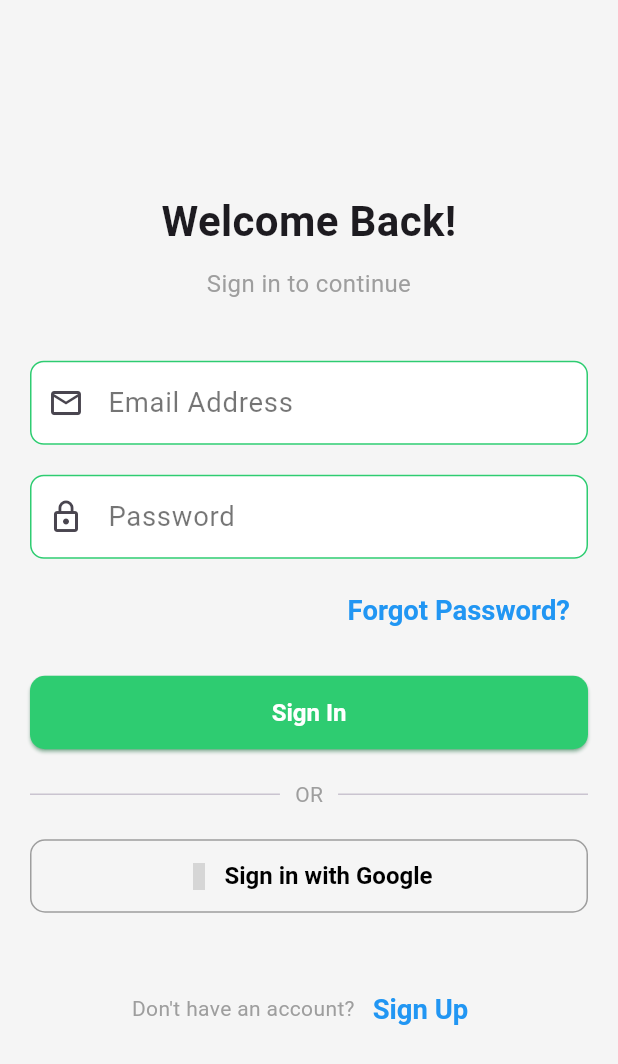
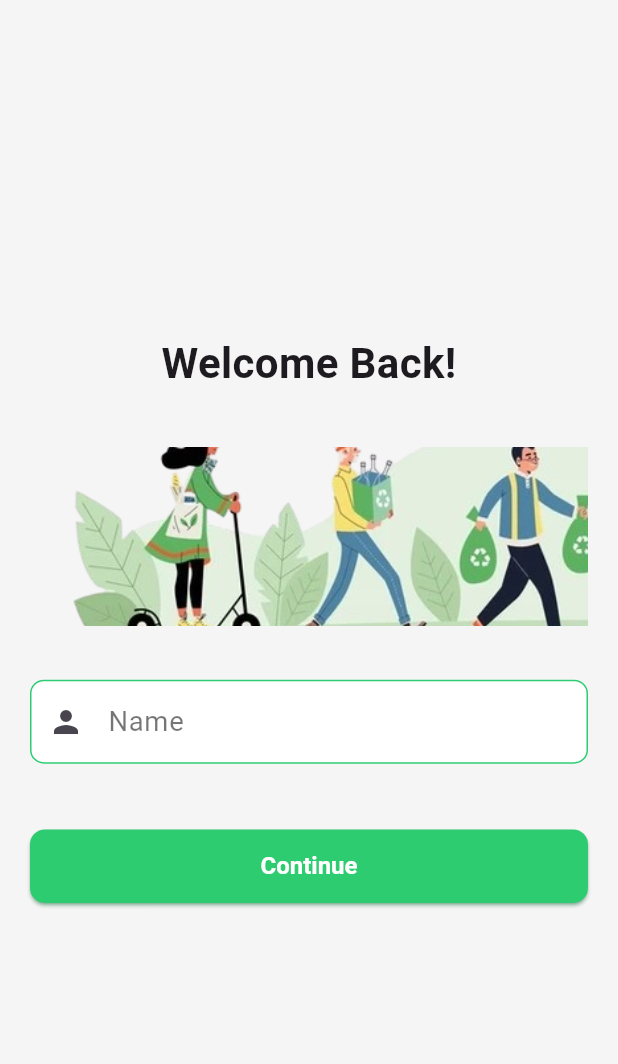
Before and after one commit to EslamKamel89/recycle_ai, a Flutter app: the SignInScreen screen opened directly, on a phone screen of 412 x 824 dp. Shown: the top 1064 px of the screen. Run offline on Flutter 3.47's test engine with Material 3 defaults, Android fonts, the phone set to English and light mode, and no system bars; drawn by our look-alikes of flutter_animate; our stand-ins replace cached_network_image, connectivity_plus, dio, easy_localization, flutter_bloc, flutter_screenutil and 6 more; accounts and stored records are empty; statements that could not run were skipped; grey boxes are pictures that could not be loaded.

Commit message:
splash , onboarding , auth screen

```diff
--- a/lib/core/heleprs/validator.dart
+++ b/lib/core/heleprs/validator.dart
@@ -1,4 +1,4 @@
-String? valdiator({
+String? validator({
   required String? input,
   required String label,
   required bool isRequired,
--- a/lib/core/router/app_routes_names.dart
+++ b/lib/core/router/app_routes_names.dart
@@ -1,4 +1,7 @@
 class AppRoutesNames {
   static const String splashScreen = '/splashScreen';
   static const String uiComponentScreen = '/uiComponentScreen';
+  static const String onBoardingScreen = '/onBoardingScreen';
+  static const String signInScreen = '/signInScreen';
+  static const String homeScreen = '/homeScreen';
 }
--- a/lib/core/screens_example/sign_in_screen/sign_in_screen.dart
+++ /dev/null
@@ -1,138 +0,0 @@
-import 'package:flutter/material.dart';
-import 'package:material_design_icons_flutter/material_design_icons_flutter.dart';
-
-class SignInScreen extends StatelessWidget {
-  const SignInScreen({super.key});
-
-  @override
-  Widget build(BuildContext context) {
-    return Scaffold(
-      body: Center(
-        child: Padding(
-          padding: const EdgeInsets.symmetric(horizontal: 20),
-          child: Column(
-            mainAxisAlignment: MainAxisAlignment.center,
-            crossAxisAlignment: CrossAxisAlignment.stretch,
-            children: [
-              const Text(
-                "Welcome Back!",
-                style: TextStyle(
-                  fontSize: 28,
-                  fontWeight: FontWeight.bold,
-                ),
-                textAlign: TextAlign.center,
-              ),
-              const SizedBox(height: 10),
-              const Text(
-                "Sign in to continue",
-                style: TextStyle(fontSize: 16, color: Colors.grey),
-                textAlign: TextAlign.center,
-              ),
-              const SizedBox(height: 40),
-              TextField(
-                decoration: InputDecoration(
-                  labelText: "Email Address",
-                  prefixIcon: const Icon(Icons.email_outlined),
-                  border: OutlineInputBorder(
-                    borderRadius: BorderRadius.circular(10),
-                  ),
-                ),
-              ),
-              const SizedBox(height: 20),
-              TextField(
-                obscureText: true,
-                decoration: InputDecoration(
-                  labelText: "Password",
-                  prefixIcon: const Icon(Icons.lock_outline),
-                  border: OutlineInputBorder(
-                    borderRadius: BorderRadius.circular(10),
-                  ),
-                ),
-              ),
-              const SizedBox(height: 10),
-              Align(
-                alignment: Alignment.centerRight,
-                child: TextButton(
-                  onPressed: () {
-                    // Handle forgot password
-                  },
-                  child: const Text(
-                    "Forgot Password?",
-                    style: TextStyle(color: Colors.blue),
-                  ),
-                ),
-              ),
-              const SizedBox(height: 20),
-              ElevatedButton(
-                onPressed: () {
-                  // Handle sign-in logic
-                },
-                style: ElevatedButton.styleFrom(
-                  padding: const EdgeInsets.symmetric(vertical: 15),
-                  shape: RoundedRectangleBorder(
-                    borderRadius: BorderRadius.circular(10),
-                  ),
-                ),
-                child: const Text(
-                  "Sign In",
-                  style: TextStyle(fontSize: 16),
-                ),
-              ),
-              const SizedBox(height: 20),
-              const Row(
-                children: [
-                  Expanded(child: Divider(thickness: 1)),
-                  Padding(
-                    padding: EdgeInsets.symmetric(horizontal: 10),
-                    child: Text(
-                      "OR",
-                      style: TextStyle(color: Colors.grey),
-                    ),
-                  ),
-                  Expanded(child: Divider(thickness: 1)),
-                ],
-              ),
-              const SizedBox(height: 20),
-              OutlinedButton.icon(
-                onPressed: () {
-                  // Handle Google sign-in
-                },
-                style: OutlinedButton.styleFrom(
-                  padding: const EdgeInsets.symmetric(vertical: 15),
-                  side: const BorderSide(color: Colors.grey),
-                  shape: RoundedRectangleBorder(
-                    borderRadius: BorderRadius.circular(10),
-                  ),
-                ),
-                icon: Icon(MdiIcons.google),
-                label: const Text(
-                  "Sign in with Google",
-                  style: TextStyle(color: Colors.black, fontSize: 16),
-                ),
-              ),
-              const SizedBox(height: 40),
-              Row(
-                mainAxisAlignment: MainAxisAlignment.center,
-                children: [
-                  const Text(
-                    "Don't have an account?",
-                    style: TextStyle(color: Colors.grey),
-                  ),
-                  TextButton(
-                    onPressed: () {
-                      // Handle navigation to sign-up screen
-                    },
-                    child: const Text(
-                      "Sign Up",
-                      style: TextStyle(color: Colors.blue),
-                    ),
-                  ),
-                ],
-              ),
-            ],
-          ),
-        ),
-      ),
-    );
-  }
-}
--- /dev/null
+++ b/lib/features/auth/view/sign_in_screen.dart
@@ -0,0 +1,230 @@
+import 'dart:async';
+
+import 'package:flutter/material.dart';
+import 'package:flutter_animate/flutter_animate.dart';
+import 'package:flutter_screenutil/flutter_screenutil.dart';
+import 'package:recycle_ai/core/heleprs/validator.dart';
+import 'package:recycle_ai/core/router/app_routes_names.dart';
+import 'package:recycle_ai/core/service_locator/service_locator.dart';
+import 'package:recycle_ai/core/widgets/sizer.dart';
+import 'package:recycle_ai/utils/assets/assets.dart';
+import 'package:shared_preferences/shared_preferences.dart';
+
+class SignInScreen extends StatefulWidget {
+  const SignInScreen({super.key});
+
+  @override
+  State<SignInScreen> createState() => _SignInScreenState();
+}
+
+class _SignInScreenState extends State<SignInScreen> {
+  final TextEditingController _name = TextEditingController();
+  // final TextEditingController _password = TextEditingController();
+  final GlobalKey<FormState> _key = GlobalKey<FormState>();
+
+  final ScrollController _scrollController = ScrollController();
+  late Timer _timer;
+
+  @override
+  void initState() {
+    _startAutoScroll();
+    super.initState();
+  }
+
+  @override
+  void dispose() {
+    _timer.cancel();
+    _scrollController.dispose();
+    super.dispose();
+  }
+
+  _startAutoScroll() {
+    _timer = Timer.periodic(const Duration(milliseconds: 50), (timer) {
+      if (_scrollController.hasClients) {
+        if (_scrollController.offset >= _scrollController.position.maxScrollExtent) {
+          _scrollController.jumpTo(0);
+        } else {
+          _scrollController.animateTo(_scrollController.offset + 5,
+              duration: const Duration(milliseconds: 50), curve: Curves.linear);
+        }
+      }
+    });
+  }
+
+  @override
+  Widget build(BuildContext context) {
+    return Scaffold(
+      body: Center(
+        child: Padding(
+          padding: const EdgeInsets.symmetric(horizontal: 20),
+          child: SingleChildScrollView(
+            child: Form(
+              key: _key,
+              child: Column(
+                mainAxisAlignment: MainAxisAlignment.center,
+                crossAxisAlignment: CrossAxisAlignment.stretch,
+                children: [
+                  const Text(
+                    "Welcome Back!",
+                    style: TextStyle(
+                      fontSize: 28,
+                      fontWeight: FontWeight.bold,
+                    ),
+                    textAlign: TextAlign.center,
+                  ).animate().moveX(duration: 1000.ms, begin: -500.w, end: 0),
+                  SizedBox(height: 30.h),
+                  // Material(
+                  //   elevation: 2,
+                  //   borderRadius: BorderRadius.circular(20.w),
+                  //   child: Container(
+                  //     height: 200.h,
+                  //     clipBehavior: Clip.hardEdge,
+                  //     decoration: BoxDecoration(
+                  //       color: lightClr.primaryColor.withOpacity(0.2),
+                  //       borderRadius: BorderRadius.circular(20.w),
+                  //       // shape: BoxShape.circle,
+                  //     ),
+                  //     // padding: EdgeInsets.symmetric(vertical: 5.h),
+                  //     child: Image.asset(
+                  //       AssetsData.onBoarding_5,
+                  //       fit: BoxFit.fitHeight,
+                  //     ),
+                  //   ),
+                  // ),
+                  SizedBox(
+                    height: 100.h,
+                    child: ListView(
+                      scrollDirection: Axis.horizontal,
+                      controller: _scrollController,
+                      children: [
+                        Image.asset(
+                          AssetsData.scroll,
+                          width: 700.w,
+                          fit: BoxFit.cover,
+                        )
+                      ],
+                    ),
+                  ),
+                  Sizer(height: 30.h),
+
+                  TextFormField(
+                    controller: _name,
+                    decoration: InputDecoration(
+                      labelText: "Name",
+                      prefixIcon: const Icon(Icons.person),
+                      border: OutlineInputBorder(
+                        borderRadius: BorderRadius.circular(10),
+                      ),
+                    ),
+                    validator: (value) => validator(input: value, label: 'Name', isRequired: true),
+                  ).animate().moveX(duration: 1000.ms, begin: -500.w, end: 0),
+                  const SizedBox(height: 20),
+                  // TextFormField(
+                  //   obscureText: true,
+                  //   decoration: InputDecoration(
+                  //     labelText: "Password",
+                  //     prefixIcon: const Icon(Icons.lock_outline),
+                  //     border: OutlineInputBorder(
+                  //       borderRadius: BorderRadius.circular(10),
+                  //     ),
+                  //   ),
+                  //   validator: (value) => validator(input: value, label: 'Password', isRequired: true),
+                  // ),
+                  // const SizedBox(height: 10),
+                  // Align(
+                  //   alignment: Alignment.centerRight,
+                  //   child: TextButton(
+                  //     onPressed: () {
+                  //       // Handle forgot password
+                  //     },
+                  //     child: const Text(
+                  //       "Forgot Password?",
+                  //       style: TextStyle(color: Colors.blue),
+                  //     ),
+                  //   ),
+                  // ),
+                  // const SizedBox(height: 20),
+                  SizedBox(height: 20.h),
+                  ElevatedButton(
+                    onPressed: () {
+                      if (_key.currentState!.validate()) {
+                        if (_name.text.isNotEmpty) {
+                          Navigator.of(context).pushNamedAndRemoveUntil(AppRoutesNames.homeScreen, (_) => false);
+                          serviceLocator<SharedPreferences>().setBool('auth', true);
+                        }
+                        // else {
+                        // showSnackbar('Error', 'The provided credentials are not valid', true);
+                        // }
+                      }
+                    },
+                    style: ElevatedButton.styleFrom(
+                      padding: const EdgeInsets.symmetric(vertical: 15),
+                      shape: RoundedRectangleBorder(
+                        borderRadius: BorderRadius.circular(10),
+                      ),
+                    ),
+                    child: const Text(
+                      "Continue",
+                      style: TextStyle(fontSize: 16),
+                    ),
+                  ).animate().moveX(duration: 1000.ms, begin: -500.w, end: 0),
+                  // const SizedBox(height: 20),
+                  // const Row(
+                  //   children: [
+                  //     Expanded(child: Divider(thickness: 1)),
+                  //     Padding(
+                  //       padding: EdgeInsets.symmetric(horizontal: 10),
+                  //       child: Text(
+                  //         "OR",
+                  //         style: TextStyle(color: Colors.grey),
+                  //       ),
+                  //     ),
+                  //     Expanded(child: Divider(thickness: 1)),
+                  //   ],
+                  // ),
+                  // const SizedBox(height: 20),
+                  // OutlinedButton.icon(
+                  //   onPressed: () {
+                  //     // Handle Google sign-in
+                  //   },
+                  //   style: OutlinedButton.styleFrom(
+                  //     padding: const EdgeInsets.symmetric(vertical: 15),
+                  //     side: const BorderSide(color: Colors.grey),
+                  //     shape: RoundedRectangleBorder(
+                  //       borderRadius: BorderRadius.circular(10),
+                  //     ),
+                  //   ),
+                  //   icon: Icon(MdiIcons.google),
+                  //   label: const Text(
+                  //     "Sign in with Google",
+                  //     style: TextStyle(color: Colors.black, fontSize: 16),
+                  //   ),
+                  // ),
+                  // const SizedBox(height: 40),
+                  // Row(
+                  //   mainAxisAlignment: MainAxisAlignment.center,
+                  //   children: [
+                  //     const Text(
+                  //       "Don't have an account?",
+                  //       style: TextStyle(color: Colors.grey),
+                  //     ),
+                  //     TextButton(
+                  //       onPressed: () {
+                  //         // Handle navigation to sign-up screen
+                  //       },
+                  //       child: const Text(
+                  //         "Sign Up",
+                  //         style: TextStyle(color: Colors.blue),
+                  //       ),
+                  //     ),
+                  //   ],
+                  // ),
+                ],
+              ),
+            ),
+          ),
+        ),
+      ),
+    );
+  }
+}
--- a/lib/core/screens_example/splash_screen/splash_screen.dart
+++ b/lib/features/splash_screen_and_onboarding/splash_screen.dart
@@ -2,6 +2,7 @@ import 'package:flutter/material.dart';
 import 'package:flutter_animate/flutter_animate.dart';
 import 'package:flutter_screenutil/flutter_screenutil.dart';
 import 'package:recycle_ai/core/extensions/context-extensions.dart';
+import 'package:recycle_ai/core/router/app_routes_names.dart';
 import 'package:recycle_ai/utils/assets/assets.dart';
 
 class SplashScreen extends StatefulWidget {
@@ -16,9 +17,8 @@ class _SplashScreenState extends State<SplashScreen> {
   @override
   void initState() {
     super.initState();
-    Future.delayed(const Duration(milliseconds: 3900), () {
-      // Navigator.of(context).pushNamedAndRemoveUntil(AppRoutesNames.dateConversionView, (_) => false);
-      // Navigator.of(context).pushNamedAndRemoveUntil(AppRoutesNames.mainHomepage, (_) => false);
+    Future.delayed(const Duration(milliseconds: 5000), () {
+      Navigator.of(context).pushNamedAndRemoveUntil(AppRoutesNames.onBoardingScreen, (_) => false);
     });
   }
 
--- a/lib/utils/assets/assets.dart
+++ b/lib/utils/assets/assets.dart
@@ -2,9 +2,10 @@ class AssetsData {
   static const String _relativePath = 'assets/images';
   static const String onBoarding_1 = "$_relativePath/boarding_1.png";
   static const String onBoarding_2 = "$_relativePath/boarding_2.png";
-  static const String onBoarding_3 = "$_relativePath/boarding_3.png";
+  static const String onBoarding_3 = "$_relativePath/boarding_3a.png";
   static const String onBoarding_4 = "$_relativePath/boarding_4.png";
   static const String onBoarding_5 = "$_relativePath/boarding_5.png";
   static const String onBoarding_6 = "$_relativePath/boarding_6.png";
   static const String logo = "$_relativePath/logo_4.png";
+  static const String scroll = "$_relativePath/scroll.png";
 }
```
Also changed, not shown: lib/core/router/app_router.dart (+19 -2 lines), lib/features/Home/view/home_screen.dart (added, +15 -0 lines), lib/features/splash_screen_and_onboarding/on_bording_screen.dart (renamed from lib/core/screens_example/on_boarding_screen/on_bording_screen.dart, +23 -28 lines), assets/images/boarding_3.png, assets/images/boarding_3a.png (added), assets/images/scroll.png (added), lib/core/screens_example/on_boarding_screen/on_bording_screen.png (deleted), lib/core/screens_example/sign_in_screen/sign_in_screen.png (deleted).
